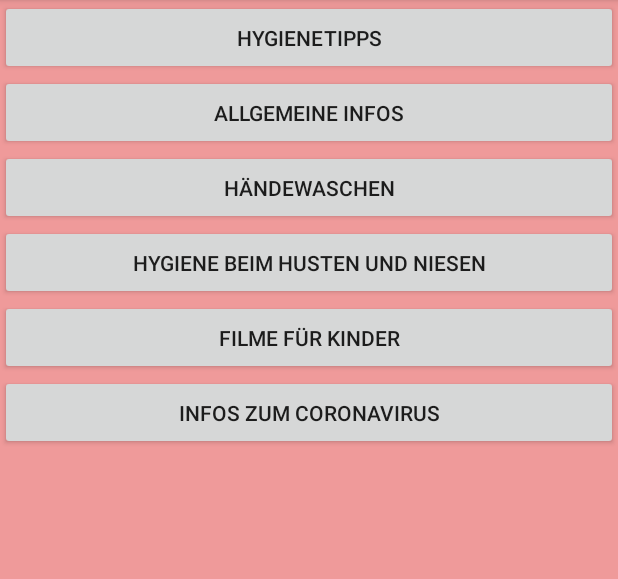
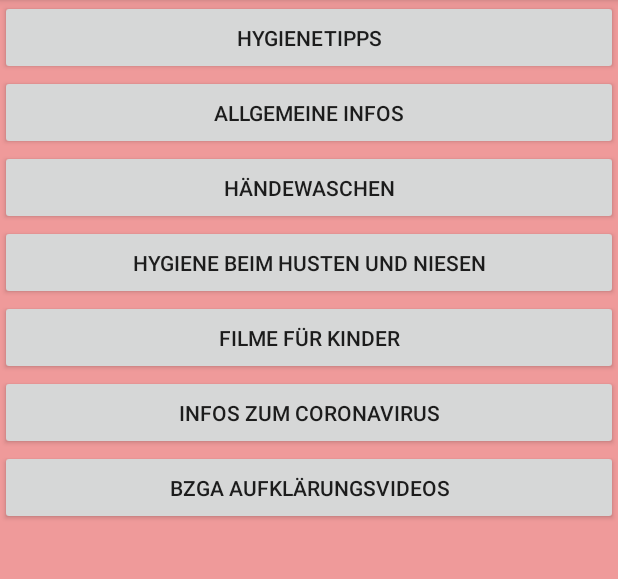
Before and after one commit to Fasust/quest_for_ultimate_hygiene, an Android app: the fragment Library shown on its own in the app's theme, on a phone screen of 412 x 824 dp, the part 84-663 px from its top. Run offline under Robolectric (Android 15) with nearby library versions, the phone set to English and light mode, and no system bars.

Commit message:
Add BZgA button to ligrary

```diff
--- a/app/src/main/res/layout/fragment_library.xml
+++ b/app/src/main/res/layout/fragment_library.xml
@@ -43,4 +43,10 @@
         android:layout_height="50dp"
         android:text="Infos zum Coronavirus" />
 
+    <Button
+        android:id="@+id/btnLib"
+        android:layout_width="match_parent"
+        android:layout_height="50dp"
+        android:text="BZgA AUfklärungsvideos" />
+
 </LinearLayout>
```
